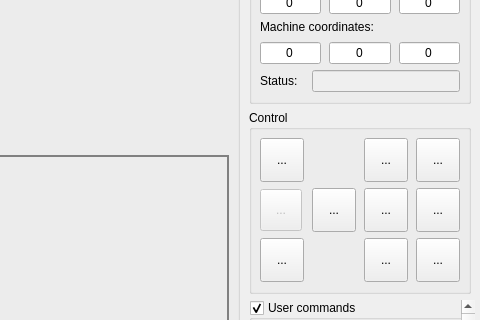
First picture: the form in src/frmmain.ui, repository elhernes/Candle, before the edit; both pictures show x 472 to 952 and y 86 to 406 of the 952 by 847 pixel window.
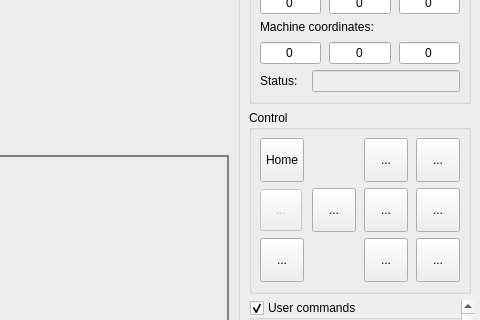
Second picture: the form after the edit. Icons and pictures are not drawn. Custom widgets are drawn as their Qt base class.

The edit to the form file:
```diff
--- a/src/frmmain.ui
+++ b/src/frmmain.ui
@@ -1344,7 +1344,7 @@
                 <string>Home</string>
                </property>
                <property name="text">
-                <string>...</string>
+                <string>Home</string>
                </property>
                <property name="icon">
                 <iconset resource="images.qrc">
```
